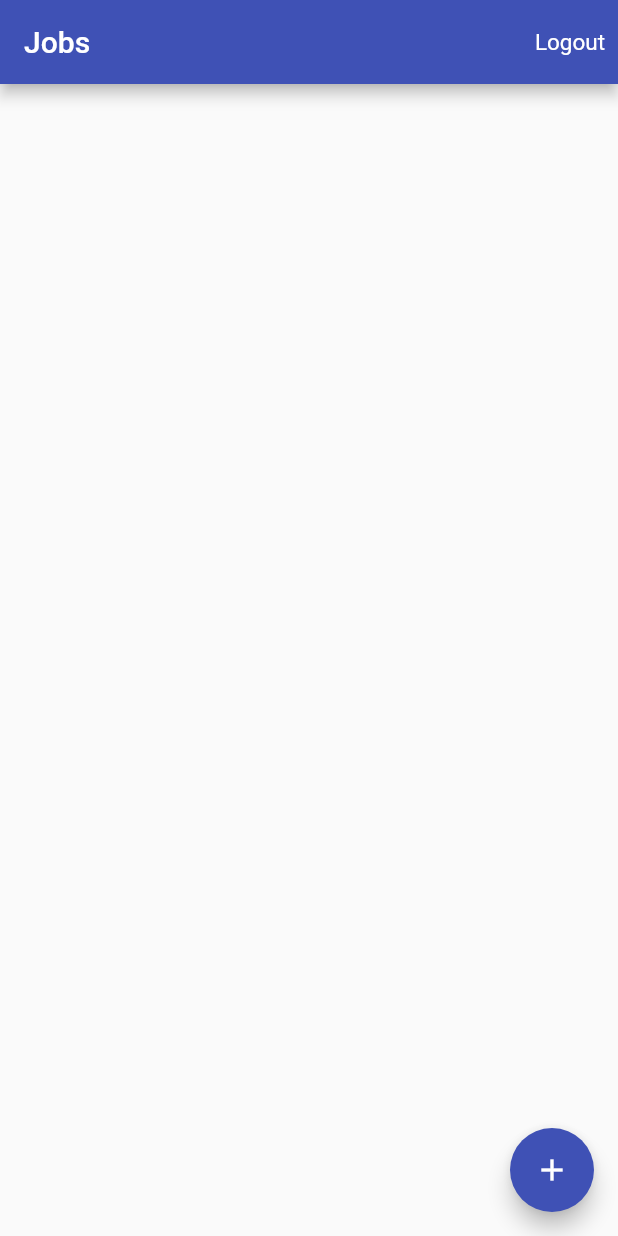
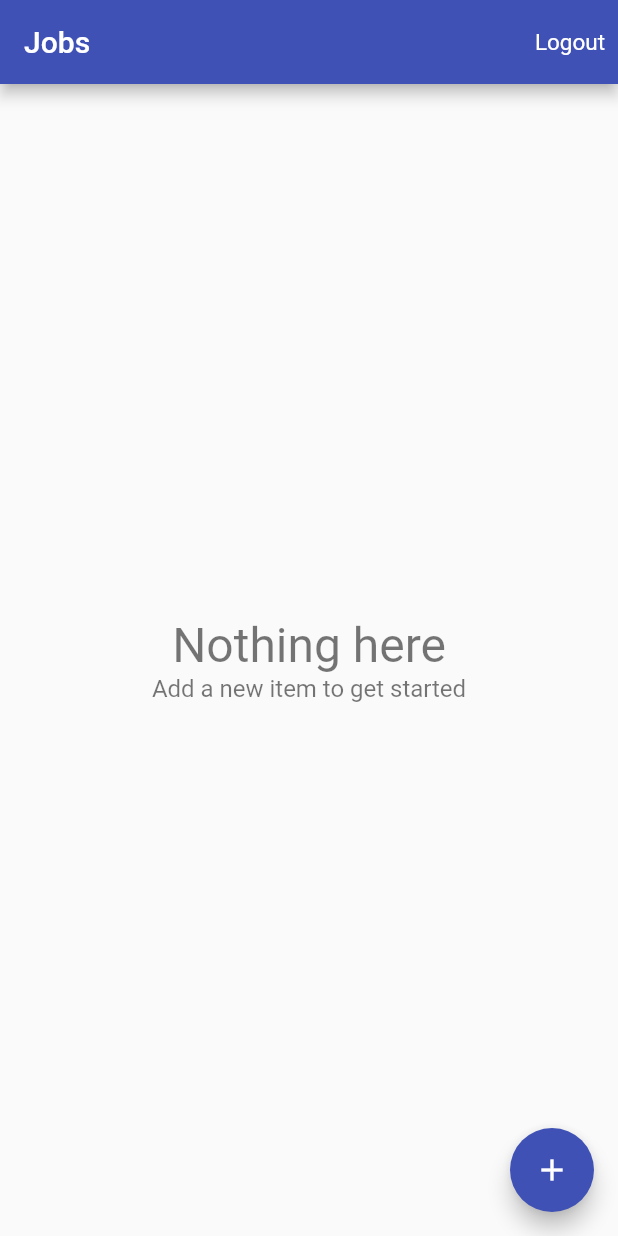
Before and after one commit to danielmolnar/flutter-time-tracker, a Flutter app: the screen it shows once a user with an empty profile is signed in, on a phone screen of 412 x 824 dp. Run offline on Flutter 3.47's test engine with Material 2 defaults, Android fonts, the phone set to English and light mode, and no system bars; our stand-ins replace cloud_firestore, firebase_auth, firebase_core, google_sign_in; missing offline and left inert: flutter_login_facebook; accounts and stored records are empty.

Commit message:
added ListViewBuilder and delete job functionality

```diff
--- /dev/null
+++ b/lib/app/home/jobs/empty_content.dart
@@ -0,0 +1,30 @@
+import 'package:flutter/material.dart';
+
+class EmptyContent extends StatelessWidget {
+  const EmptyContent(
+      {Key key,
+      this.title = 'Nothing here',
+      this.message = 'Add a new item to get started'})
+      : super(key: key);
+  final String title;
+  final String message;
+
+  @override
+  Widget build(BuildContext context) {
+    return Center(
+      child: Column(
+        mainAxisAlignment: MainAxisAlignment.center,
+        children: <Widget>[
+          Text(
+            title,
+            style: TextStyle(fontSize: 32, color: Colors.black54),
+          ),
+          Text(
+            message,
+            style: TextStyle(fontSize: 16, color: Colors.black54),
+          )
+        ],
+      ),
+    );
+  }
+}
--- a/lib/app/home/jobs/jobs_page.dart
+++ b/lib/app/home/jobs/jobs_page.dart
@@ -1,11 +1,14 @@
+import 'list_items_builder.dart';
 import 'package:flutter/material.dart';
 import 'package:provider/provider.dart';
+import 'package:firebase_core/firebase_core.dart';
 import 'package:flutter_time_tracker/services/auth.dart';
 import 'package:flutter_time_tracker/services/database.dart';
 import 'package:flutter_time_tracker/app/home/models/job.dart';
 import 'package:flutter_time_tracker/app/home/jobs/edit_job_page.dart';
 import 'package:flutter_time_tracker/app/home/jobs/job_list_tile.dart';
 import 'package:flutter_time_tracker/common_widgets/show_alert_dialog.dart';
+import 'package:flutter_time_tracker/common_widgets/show_exception_alert_dialog.dart';
 
 class JobsPage extends StatelessWidget {
   Future<void> _signOut(BuildContext context) async {
@@ -27,6 +30,19 @@
     );
     if (didRequestSignOut == true) {
       _signOut(context);
+    }
+  }
+
+  Future<void> _delete(BuildContext context, Job job) async {
+    try {
+      final database = Provider.of<Database>(context, listen: false);
+      await database.deleteJob(job);
+    } on FirebaseException catch (e) {
+      showExceptionAlertDialog(
+        context,
+        title: 'Operation failed',
+        exception: e,
+      );
     }
   }
 
@@ -61,20 +77,19 @@
     return StreamBuilder<List<Job>>(
       stream: database.jobsStream(),
       builder: (context, snapshot) {
-        if (snapshot.hasData) {
-          final jobs = snapshot.data;
-          final children = jobs
-              .map((job) => JobListTile(
-                    job: job,
-                    onTap: () => EditJobPage.show(context, job: job),
-                  ))
-              .toList();
-          return ListView(children: children);
-        }
-        if (snapshot.hasError) {
-          return Center(child: Text('some error occured'));
-        }
-        return Center(child: CircularProgressIndicator());
+        return ListItemsBuilder<Job>(
+          snapshot: snapshot,
+          itemBuilder: (context, job) => Dismissible(
+            key: Key('job-${job.id}'),
+            background: Container(color: Colors.red),
+            direction: DismissDirection.endToStart,
+            onDismissed: (direction) => _delete(context, job),
+            child: JobListTile(
+              job: job,
+              onTap: () => EditJobPage.show(context, job: job),
+            ),
+          ),
+        );
       },
     );
   }
--- /dev/null
+++ b/lib/app/home/jobs/list_items_builder.dart
@@ -0,0 +1,47 @@
+import 'empty_content.dart';
+import 'package:flutter/material.dart';
+
+typedef ItemWidgetBuilder<T> = Widget Function(BuildContext context, T item);
+
+class ListItemsBuilder<T> extends StatelessWidget {
+  const ListItemsBuilder({
+    Key key,
+    @required this.snapshot,
+    @required this.itemBuilder,
+  }) : super(key: key);
+  final AsyncSnapshot<List<T>> snapshot;
+  final ItemWidgetBuilder<T> itemBuilder;
+
+  @override
+  Widget build(BuildContext context) {
+    if (snapshot.hasData) {
+      final List<T> items = snapshot.data;
+      if (items.isNotEmpty) {
+        return _buildList(items);
+      } else {
+        return EmptyContent();
+      }
+    } else if (snapshot.hasError) {
+      return EmptyContent(
+        title: 'Something went wrong',
+        message: 'Can\'t load items right now',
+      );
+    }
+    return Center(
+      child: CircularProgressIndicator(),
+    );
+  }
+
+  Widget _buildList(List<T> items) {
+    return ListView.separated(
+      itemCount: items.length + 2,
+      separatorBuilder: (context, index) => Divider(height: 0.5),
+      itemBuilder: (context, index) {
+        if (index == 0 || index == items.length + 1) {
+          return Container();
+        }
+        return itemBuilder(context, items[index - 1]);
+      },
+    );
+  }
+}
```
Also changed, not shown: lib/services/database.dart (+8 -0 lines), lib/services/firestore_service.dart (+10 -2 lines).
